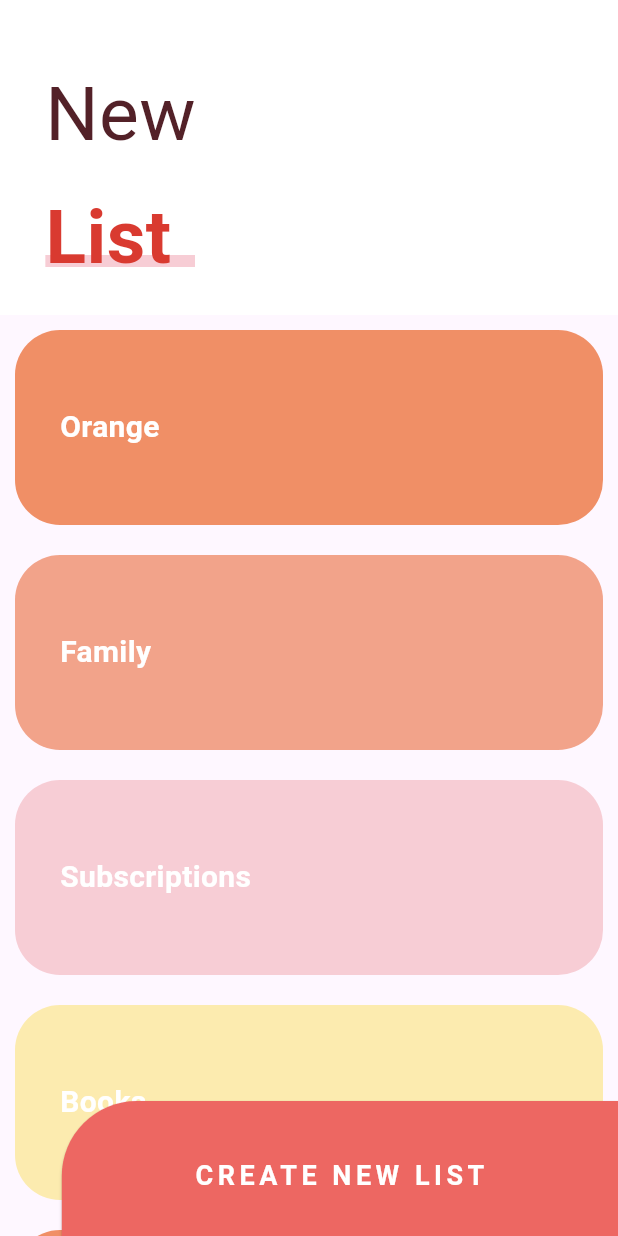
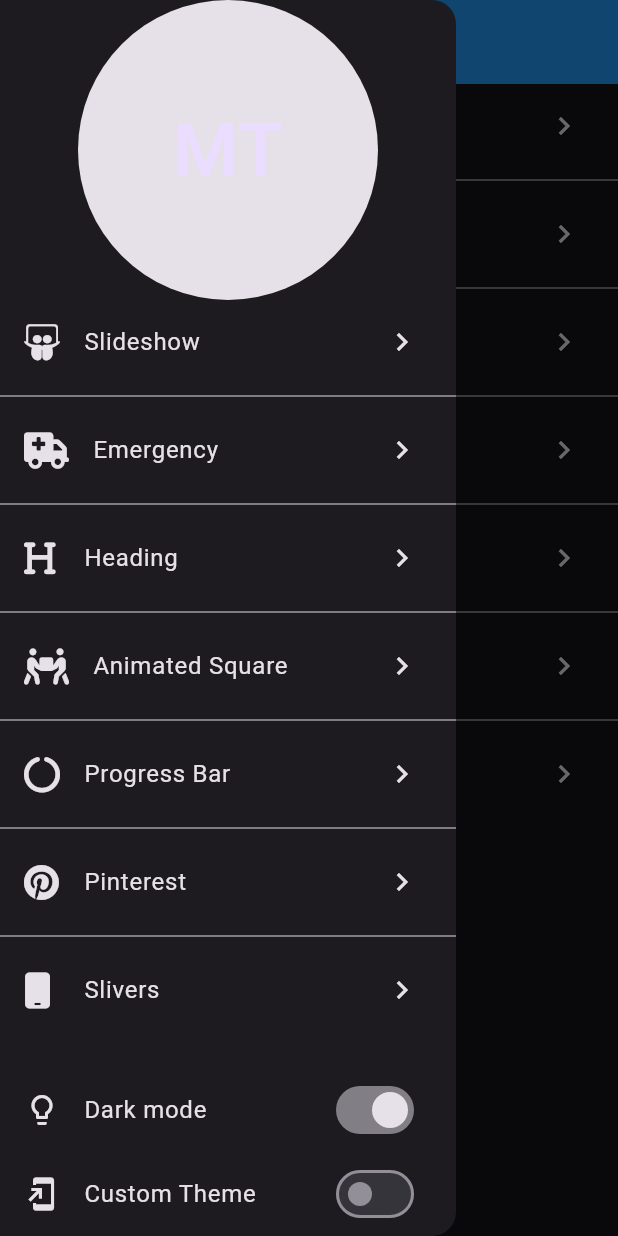
Before and after one commit to Sermio/disenos_app, a Flutter app: the screen it shows after launch, with the side drawer open (before the commit the screen has no drawer), on a phone screen of 412 x 824 dp. Run offline on Flutter 3.47's test engine with Material 3 defaults, Android fonts, the phone set to English and light mode, and no system bars; our stand-ins replace animate_do, flutter_svg, font_awesome_flutter.

Commit message:
section10, bc 9 was in another project

```diff
--- a/lib/main.dart
+++ b/lib/main.dart
@@ -1,22 +1,28 @@
 import 'package:disenos_app/src/pages/emergency_page.dart';
+import 'package:disenos_app/src/pages/launcher_page.dart';
 import 'package:disenos_app/src/pages/pinteres_page.dart';
 import 'package:disenos_app/src/pages/slider_list_page.dart';
+import 'package:disenos_app/src/theme/theme.dart';
 // import 'package:disenos_app/src/pages/slideshow_page.dart';
 import 'package:flutter/material.dart';
+import 'package:provider/provider.dart';
 
 void main() {
-  runApp(const MyApp());
+  runApp(ChangeNotifierProvider(
+      create: (_) => ThemeChanger(2), child: const MyApp()));
 }
 
 class MyApp extends StatelessWidget {
   const MyApp({super.key});
 
-  // This widget is the root of your application.
   @override
   Widget build(BuildContext context) {
-    return const MaterialApp(
+    final currentTheme = Provider.of<ThemeChanger>(context).currentTheme;
+
+    return MaterialApp(
+      theme: currentTheme,
       title: 'Diseños App',
-      home: SliverPage(),
+      home: const LauncherPage(),
     );
   }
 }
--- /dev/null
+++ b/lib/src/pages/launcher_page.dart
@@ -0,0 +1,120 @@
+import 'package:disenos_app/src/routes/routes.dart';
+import 'package:disenos_app/src/theme/theme.dart';
+import 'package:flutter/cupertino.dart';
+import 'package:flutter/material.dart';
+import 'package:font_awesome_flutter/font_awesome_flutter.dart';
+import 'package:provider/provider.dart';
+
+class LauncherPage extends StatelessWidget {
+  const LauncherPage({super.key});
+
+  @override
+  Widget build(BuildContext context) {
+    return Scaffold(
+      appBar: AppBar(
+        title: const Text('diseños en flutter'),
+        backgroundColor: Colors.blue,
+      ),
+      drawer: const _MenuPrincipal(),
+      body: const _ListaOpciones(),
+    );
+  }
+}
+
+class _ListaOpciones extends StatelessWidget {
+  const _ListaOpciones({super.key});
+
+  @override
+  Widget build(BuildContext context) {
+    final appTheme = Provider.of<ThemeChanger>(context);
+
+    return ListView.separated(
+      physics: const BouncingScrollPhysics(),
+      separatorBuilder: (context, i) => Divider(
+        color: appTheme.currentTheme.primaryColorLight,
+      ),
+      itemCount: pageRoutes.length,
+      itemBuilder: (context, i) => ListTile(
+        leading: FaIcon(
+          pageRoutes[i].icons,
+          color: appTheme.currentTheme.indicatorColor,
+        ),
+        title: Text(pageRoutes[i].titulo),
+        trailing: Icon(
+          Icons.chevron_right,
+          color: appTheme.currentTheme.indicatorColor,
+        ),
+        onTap: () {
+          Navigator.push(context,
+              MaterialPageRoute(builder: (context) => pageRoutes[i].page));
+        },
+      ),
+    );
+  }
+}
+
+class _MenuPrincipal extends StatelessWidget {
+  const _MenuPrincipal({super.key});
+
+  @override
+  Widget build(BuildContext context) {
+    final appTheme = Provider.of<ThemeChanger>(context);
+    final accentColor =
+        Provider.of<ThemeChanger>(context).currentTheme.indicatorColor;
+
+    return Drawer(
+      child: Container(
+        child: Column(
+          children: [
+            SafeArea(
+              child: SizedBox(
+                width: double.infinity,
+                height: 200,
+                child: CircleAvatar(
+                  backgroundColor: accentColor,
+                  child: const Text(
+                    'MT',
+                    style: TextStyle(fontSize: 50),
+                  ),
+                ),
+              ),
+            ),
+            const Expanded(child: _ListaOpciones()),
+            ListTile(
+              leading: Icon(
+                Icons.lightbulb_outline,
+                color: accentColor,
+              ),
+              title: const Text('Dark mode'),
+              trailing: Switch.adaptive(
+                  activeColor: accentColor,
+                  value: appTheme.darkTheme,
+                  onChanged: (value) {
+                    appTheme.darkTheme = value;
+                  }),
+            ),
+            SafeArea(
+              bottom: true,
+              top: false,
+              left: false,
+              right: false,
+              child: ListTile(
+                leading: Icon(
+                  Icons.add_to_home_screen,
+                  color: accentColor,
+                ),
+                title: const Text('Custom Theme'),
+                trailing: Switch.adaptive(
+                    activeColor: accentColor,
+                    value: appTheme.customTheme,
+                    onChanged: (value) {
+                      appTheme.customTheme = value;
+                    }),
+              ),
+            ),
+          ],
+        ),
+      ),
+    );
+  }
+}
--- a/lib/src/pages/pinteres_page.dart
+++ b/lib/src/pages/pinteres_page.dart
@@ -1,3 +1,4 @@
+import 'package:disenos_app/src/theme/theme.dart';
 import 'package:disenos_app/src/widgets/pinterest_menu.dart';
 import 'package:flutter/material.dart';
 import 'package:flutter_staggered_grid_view/flutter_staggered_grid_view.dart';
@@ -32,6 +33,7 @@ class _PinterestMenuLocation extends StatelessWidget {
     final widthPantalla = MediaQuery.of(context).size.width;
 
     final mostrar = Provider.of<_MenuModel>(context).mostrar;
+    final appTheme = Provider.of<ThemeChanger>(context).currentTheme;
 
     return Positioned(
         bottom: 30,
@@ -40,6 +42,8 @@ class _PinterestMenuLocation extends StatelessWidget {
           child: Align(
             child: PinterestMenu(
               mostrar: mostrar,
+              backgroundColor: appTheme.scaffoldBackgroundColor,
+              activeColor: appTheme.indicatorColor,
               items: [
                 PinterestButton(
                     icon: Icons.pie_chart,
--- a/lib/src/pages/slider_list_page.dart
+++ b/lib/src/pages/slider_list_page.dart
@@ -1,6 +1,8 @@
+import 'package:disenos_app/src/theme/theme.dart';
 import 'package:flutter/cupertino.dart';
 import 'package:flutter/material.dart';
 import 'package:flutter/widgets.dart';
+import 'package:provider/provider.dart';
 
 class SliverPage extends StatelessWidget {
   const SliverPage({super.key});
@@ -24,19 +26,23 @@ class _BotonNewList extends StatelessWidget {
   @override
   Widget build(BuildContext context) {
     final size = MediaQuery.of(context).size;
+    final appTHeme = Provider.of<ThemeChanger>(context);
 
     return ElevatedButton(
       style: ElevatedButton.styleFrom(
         shape: const RoundedRectangleBorder(
             borderRadius: BorderRadius.only(topLeft: Radius.circular(50))),
-        backgroundColor: const Color(0xffED6762),
+        backgroundColor: (appTHeme.darkTheme)
+            ? appTHeme.currentTheme.indicatorColor
+            : const Color(0xffED6762),
+        // backgroundColor: const Color(0xffED6762),
         minimumSize: Size(size.width * 0.9, 100),
       ),
       onPressed: () {},
-      child: const Text(
+      child: Text(
         'CREATE NEW LIST',
         style: TextStyle(
-            color: Colors.white,
+            color: appTHeme.currentTheme.scaffoldBackgroundColor,
             fontSize: 18,
             fontWeight: FontWeight.bold,
             letterSpacing: 3),
@@ -69,6 +75,8 @@ class _MainScroll extends StatelessWidget {
 
   @override
   Widget build(BuildContext context) {
+    final appTheme = Provider.of<ThemeChanger>(context).currentTheme;
+
     return CustomScrollView(
       slivers: [
         // const SliverAppBar(
@@ -83,7 +91,7 @@ class _MainScroll extends StatelessWidget {
               maxHeight: 210,
               child: Container(
                 alignment: Alignment.centerLeft,
-                color: Colors.white,
+                color: appTheme.scaffoldBackgroundColor,
                 child: const _Titulo(),
               ),
             )),
@@ -138,6 +146,8 @@ class _Titulo extends StatelessWidget {
 
   @override
   Widget build(BuildContext context) {
+    final appTheme = Provider.of<ThemeChanger>(context);
+
     return Column(
       children: [
         const SizedBox(
@@ -146,9 +156,13 @@ class _Titulo extends StatelessWidget {
         Container(
           margin: const EdgeInsetsDirectional.symmetric(
               horizontal: 30, vertical: 10),
-          child: const Text(
+          child: Text(
             'New',
-            style: TextStyle(color: Color(0xff532128), fontSize: 50),
+            style: TextStyle(
+                color: (appTheme.darkTheme)
+                    ? Colors.grey
+                    : const Color(0xff532128),
+                fontSize: 50),
           ),
         ),
         Stack(
@@ -161,7 +175,11 @@ class _Titulo extends StatelessWidget {
               child: Container(
                 width: 150,
                 height: 8,
-                decoration: const BoxDecoration(color: Color(0xffF7CDD5)),
+                decoration: BoxDecoration(
+                  color: (appTheme.darkTheme)
+                      ? Colors.grey
+                      : const Color(0xff532128),
+                ),
               ),
             ),
             Container(
@@ -212,13 +230,16 @@ class _ListItem extends StatelessWidget {
 
   @override
   Widget build(BuildContext context) {
+    final appTheme = Provider.of<ThemeChanger>(context);
+
     return Container(
       padding: const EdgeInsetsDirectional.all(30),
       alignment: Alignment.centerLeft,
       height: 130,
       margin: const EdgeInsetsDirectional.all(10),
-      decoration:
-          BoxDecoration(color: color, borderRadius: BorderRadius.circular(30)),
+      decoration: BoxDecoration(
+          color: (appTheme.darkTheme) ? Colors.grey : color,
+          borderRadius: BorderRadius.circular(30)),
       child: Text(
         titulo,
         style: const TextStyle(
--- /dev/null
+++ b/lib/src/routes/routes.dart
@@ -0,0 +1,48 @@
+import 'package:disenos_app/src/pages/slideshow_page.dart';
+import 'package:disenos_app/src/pages/animaciones_page.dart';
+import 'package:disenos_app/src/pages/emergency_page.dart';
+import 'package:disenos_app/src/pages/graficas_circulares_page.dart';
+import 'package:disenos_app/src/pages/headers_page.dart';
+import 'package:disenos_app/src/pages/pinteres_page.dart';
+import 'package:disenos_app/src/pages/slider_list_page.dart';
+import 'package:flutter/material.dart';
+import 'package:font_awesome_flutter/font_awesome_flutter.dart';
+
+final pageRoutes = <_Route>[
+  _Route(
+      icons: FontAwesomeIcons.slideshare,
+      titulo: 'Slideshow',
+      page: const SlideshowPage()),
+  _Route(
+      icons: FontAwesomeIcons.truckMedical,
+      titulo: 'Emergency',
+      page: const EmergencyPage()),
+  _Route(
+      icons: FontAwesomeIcons.heading,
+      titulo: 'Heading',
+      page: const HeadersPage()),
+  _Route(
+      icons: FontAwesomeIcons.peopleCarryBox,
+      titulo: 'Animated Square',
+      page: const CuadradoAnimado()),
+  _Route(
+      icons: FontAwesomeIcons.circleNotch,
+      titulo: 'Progress Bar',
+      page: const GraficasCircularesPage()),
+  _Route(
+      icons: FontAwesomeIcons.pinterest,
+      titulo: 'Pinterest',
+      page: const PinteresPage()),
+  _Route(
+      icons: FontAwesomeIcons.mobile,
+      titulo: 'Slivers',
+      page: const SliverPage()),
+];
+
+class _Route {
+  _Route({required this.icons, required this.titulo, required this.page});
+
+  final IconData icons;
+  final String titulo;
+  final Widget page;
+}
--- /dev/null
+++ b/lib/src/theme/theme.dart
@@ -0,0 +1,71 @@
+import 'package:flutter/material.dart';
+
+class ThemeChanger with ChangeNotifier {
+  bool _darkTheme = false;
+  bool _customTheme = false;
+
+  ThemeData _currentTheme = ThemeData.light();
+
+  bool get darkTheme => _darkTheme;
+  bool get customTheme => _customTheme;
+  ThemeData get currentTheme => _currentTheme;
+
+  ThemeChanger(int theme) {
+    switch (theme) {
+      case 1: //light
+        _darkTheme = false;
+        _customTheme = false;
+        _currentTheme = ThemeData.light();
+        break;
+      case 2: //dark
+        _darkTheme = true;
+        _customTheme = false;
+        _currentTheme = ThemeData.dark();
+        break;
+      case 3: //custom
+        _darkTheme = false;
+        _customTheme = true;
+        break;
+      default:
+        _darkTheme = false;
+        _customTheme = false;
+        _currentTheme = ThemeData.light();
+    }
+  }
+
+  set darkTheme(bool value) {
+    _customTheme = false;
+    _darkTheme = value;
+
+    if (value) {
+      _currentTheme = ThemeData.dark().copyWith(
+        indicatorColor: const Color(0xff48A0EB),
+        primaryColorLight: Colors.white,
+        scaffoldBackgroundColor: const Color(0xff16202B),
+        textTheme: const TextTheme(bodyLarge: TextStyle(color: Colors.white)),
+      );
+    } else {
+      _currentTheme = ThemeData.light().copyWith(
+        indicatorColor: const Color(0xff48A0EB),
+        // primaryColorLight: Colors.white,
+        // scaffoldBackgroundColor: const Color(0xff16202B),
+        // textTheme: const TextTheme(bodyLarge: TextStyle(color: Colors.white)),
+      );
+    }
+
+    notifyListeners();
+  }
+
+  set customTheme(bool value) {
+    _darkTheme = false;
+    _customTheme = value;
+
+    if (value) {
+      _currentTheme = ThemeData.light();
+    } else {
+      _currentTheme = ThemeData.light();
+    }
+
+    notifyListeners();
+  }
+}
```
Also changed, not shown: lib/src/pages/graficas_circulares_page.dart (+11 -4 lines), lib/src/pages/headers_page.dart (+7 -2 lines), lib/src/pages/slideshow_page.dart (+8 -1 lines), lib/src/widgets/headers.dart (+10 -3 lines), 1 other file.
